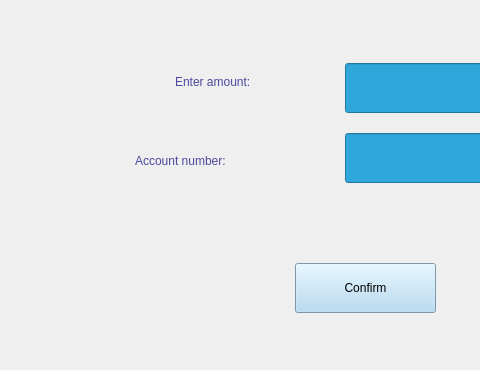
Before: the Qt Designer form view/transfer.ui in rawsashimi1604/1009_BankingSystem, drawn with Qt 5; both pictures show x 105 to 585 and y 137 to 507 of the 954 by 507 pixel window.
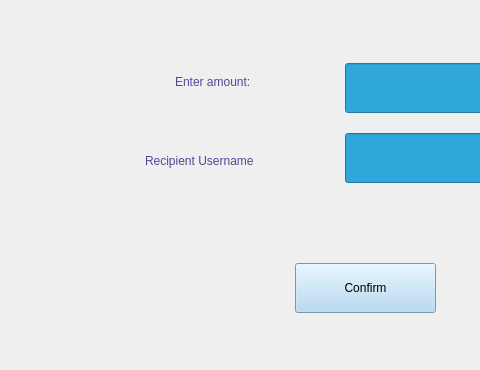
After: the same form once the commit is applied.

Diff of the .ui file:
```diff
--- a/view/transfer.ui
+++ b/view/transfer.ui
@@ -80,9 +80,9 @@
     <widget class="QLabel" name="label_5">
      <property name="geometry">
       <rect>
-       <x>230</x>
+       <x>240</x>
        <y>270</y>
-       <width>211</width>
+       <width>191</width>
        <height>35</height>
       </rect>
      </property>
@@ -91,7 +91,7 @@
 font: 700 15pt &quot;Segoe UI&quot;;</string>
      </property>
      <property name="text">
-      <string>Account number:</string>
+      <string>Recipient Username</string>
      </property>
     </widget>
     <widget class="QLabel" name="label_4">
```
Left out of the diff: 6 changed lines with no effect on the pictures.
